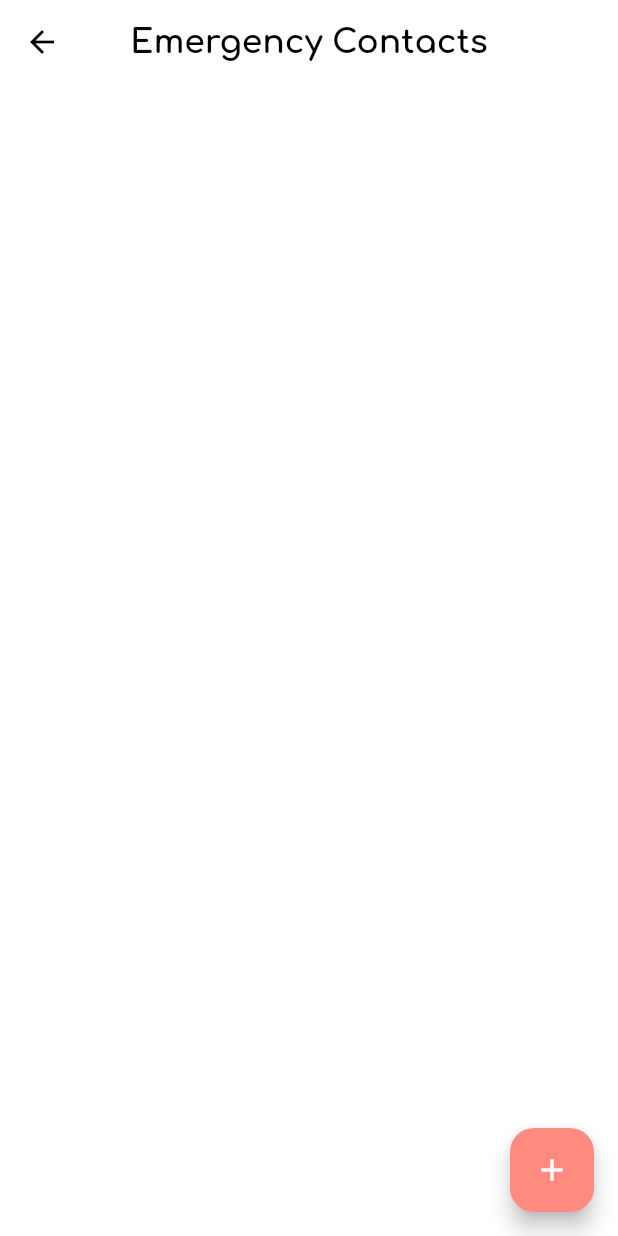
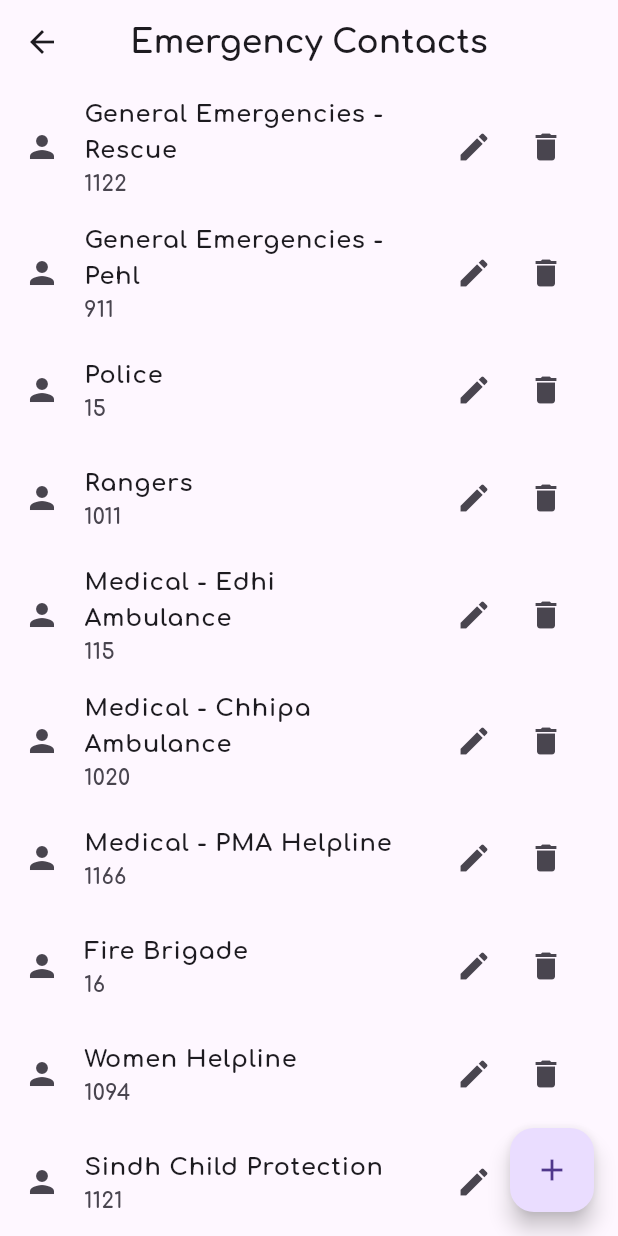
Before and after one commit to MuhammadAhmad338/WELLNOW, a Flutter app: the ProfilePage screen opened directly, after a tap on "Emergency Contacts", on a phone screen of 412 x 824 dp. Run offline on Flutter 3.47's test engine with Material 3 defaults, Android fonts, the phone set to English and light mode, and no system bars; our stand-ins replace awesome_notifications, cached_network_image, cloud_firestore, file_picker, firebase_core, firebase_storage and 7 more; missing offline and left inert: flutter_google_maps_webservices; accounts and stored records are empty; network calls fail.

Commit message:
latest commits

```diff
--- a/lib/LocalStorage/localStorage.dart
+++ b/lib/LocalStorage/localStorage.dart
@@ -36,6 +36,7 @@ Future<void> setEmail(String email) async {
   await prefs.setString("email", email);
 }
 
+
 Future<void> setUsername(String username) async {
   final prefs = await SharedPreferences.getInstance();
   await prefs.setString('username', username);
@@ -50,4 +51,7 @@ Future<List<String>> getSearchHistory() async {
   final prefs = await SharedPreferences.getInstance();
   return prefs.getStringList('messagesList') ?? [];
 }
+
+
+
 }
--- a/lib/Models/emergencyContacts.dart
+++ b/lib/Models/emergencyContacts.dart
@@ -1,21 +1,25 @@
 class EmergencyContacts {
   final String name;
   final String phone;
+  final String userid;
 
   EmergencyContacts({
     required this.name,
     required this.phone,
+    required this.userid,
   });
 
   factory EmergencyContacts.fromJson(Map<String, dynamic> json) {
     return EmergencyContacts(
       name: json['name'],
       phone: json['phone'],
+      userid: json['userid'],
     );
   }
 
   Map<String, dynamic> toJson() => {
         'name': name,
         'phone': phone,
+        'userid': userid,
       };
 }
--- a/lib/Pages/emergencyContactsList.dart
+++ b/lib/Pages/emergencyContactsList.dart
@@ -1,6 +1,10 @@
 // ignore_for_file: unused_field
 import 'package:flutter/material.dart';
+import 'package:provider/provider.dart';
+import 'package:url_launcher/url_launcher.dart';
+import '../LocalStorage/localStorage.dart';
 import '../Models/emergencyContacts.dart';
+import '../Provider/emergencyContactsProvider.dart';
 
 class EmergencyContactsList extends StatefulWidget {
   @override
@@ -11,7 +15,13 @@ class _EmergencyContactsListState extends State<EmergencyContactsList> {
   final _formKey = GlobalKey<FormState>();
   final _nameController = TextEditingController();
   final _phoneController = TextEditingController();
-  List<EmergencyContacts> _contacts = [];
+  LocalStorage _localStorage = LocalStorage();
+  String _userid = "";
+
+  void initState() {
+    super.initState();
+    getUserId();
+  }
 
   @override
   void dispose() {
@@ -20,27 +30,33 @@ class _EmergencyContactsListState extends State<EmergencyContactsList> {
     _phoneController.clear();
   }
 
-  void _addContact(String name, String phone) {
-    setState(() {
-      _contacts.add(EmergencyContacts(name: name, phone: phone));
-    });
+  // get the userid from shared preferences and store in the variable
+  void getUserId() async {
+    _userid = await _localStorage.getUid();
+    print(_userid);
+    EmergencyContactsProvider().loadContacts(_userid);
   }
 
   @override
   Widget build(BuildContext context) {
+    final emergencyContacts = Provider.of<EmergencyContactsProvider>(context);
+    print(emergencyContacts.emergencyContacts.length);
     return Scaffold(
       appBar: AppBar(
         centerTitle: true,
         title: Text('Emergency Contacts'),
       ),
       floatingActionButton: FloatingActionButton(
-        backgroundColor: Colors.redAccent.shade100,
         onPressed: () {
           // Show the bottom sheet when FloatingActionButton is pressed
           showModalBottomSheet(
+            isScrollControlled: true,
             context: context,
             builder: (BuildContext context) {
-              return Container(
+              return Padding(
+                padding: EdgeInsets.only(
+                    bottom: MediaQuery.of(context).viewInsets.bottom),
+                child: Container(
                   padding: EdgeInsets.all(16.0),
                   child: Column(
                     mainAxisSize: MainAxisSize.min,
@@ -59,14 +75,21 @@ class _EmergencyContactsListState extends State<EmergencyContactsList> {
                         onPressed: () {
                           final name = _nameController.text;
                           final phoneNumber = _phoneController.text;
+                          emergencyContacts.addContact(EmergencyContacts(
+                            name: name,
+                            phone: phoneNumber,
+                            userid: _userid,
+                          ));
+                          // Close the modal or clear the form
+                          _nameController.clear();
+                          _phoneController.clear();
 
-                        _addContact(name, phoneNumber);
-                        // Close the modal or clear the form
                           Navigator.pop(context);
                         },
                         child: Text('Save Contact'),
                       ),
                     ],
+                  ),
                 ),
               );
             },
@@ -75,35 +98,119 @@ class _EmergencyContactsListState extends State<EmergencyContactsList> {
         child: Icon(Icons.add),
       ),
       body: ListView.builder(
-        itemCount: _contacts.length,
+        itemCount: emergencyContacts.emergencyContacts.length,
         itemBuilder: (context, index) {
-          final contact = _contacts[index];
-          return ContactListItem(contact: contact);
+          final contact = emergencyContacts.emergencyContacts[index];
+
+          return ContactListItem(contact: contact, index: index);
         },
       ),
     );
   }
 }
 
-class ContactListItem extends StatelessWidget {
+class ContactListItem extends StatefulWidget {
+
   final EmergencyContacts contact;
+  final int index;
 
-  const ContactListItem({Key? key, required this.contact}) : super(key: key);
+  ContactListItem({Key? key,
+    required this.contact,
+    required this.index})
+      : super(key: key);
+
+  @override
+  State<ContactListItem> createState() => _ContactListItemState();
+}
+
+class _ContactListItemState extends State<ContactListItem> {
+  TextEditingController _usernameController = TextEditingController();
+  TextEditingController _phoneNumberController = TextEditingController();
+
+  void launchDialer(String phoneNumber) async {
+    print(phoneNumber);
+    final url = 'tel:$phoneNumber';
+    if (await canLaunch(url)) {
+      await launch(url);
+    } else {
+      throw 'Could not launch $url';
+    }
+  }
+
+  //assign the contact data to the text controllers
+  void initState() {
+    super.initState();
+    _usernameController.text = widget.contact.name;
+    _phoneNumberController.text = widget.contact.phone;
+  }
 
   @override
   Widget build(BuildContext context) {
+    final emergencyContacts = Provider.of<EmergencyContactsProvider>(context);
     return ListTile(
-      title: Text(contact.name),
-      subtitle: Text(contact.phone),
+      title: Text(widget.contact.name),
+      subtitle: Text(widget.contact.phone),
+      onTap: () => launchDialer(widget.contact.phone),
       trailing: Row(
         mainAxisSize: MainAxisSize.min,
         children: [
           IconButton(
-            onPressed: () {},
+            onPressed: () {
+              //Raise the bottom sheet and also pass  the contact data to
+              //the bottom sheet
+              showModalBottomSheet(
+                isScrollControlled: true,
+                context: context,
+                builder: (BuildContext context) {
+                  return Padding(
+                    padding: EdgeInsets.only(
+                        bottom: MediaQuery.of(context).viewInsets.bottom),
+                    child: Container(
+                      padding: EdgeInsets.all(16.0),
+                      child: Column(
+                        mainAxisSize: MainAxisSize.min,
+                        children: <Widget>[
+                          TextField(
+                            controller: _usernameController,
+                            decoration: InputDecoration(labelText: 'Enter Name'),
+                          ),
+                          TextField(
+                            controller: _phoneNumberController,
+                            decoration: InputDecoration(labelText: 'Enter Phone'),
+                          ),
+                          // Add more fields as needed
+                          SizedBox(height: 16.0),
+                          ElevatedButton(
+                            onPressed: () {
+                              final name = _usernameController.text;
+                              final phoneNumber = _phoneNumberController.text;
+                              emergencyContacts.editContact(
+                                  EmergencyContacts(
+                                    name: name,
+                                    phone: phoneNumber,
+                                    userid: widget.contact.userid,
+                                  ),
+                                  widget.index);
+                              // Close the modal or clear the form
+                              Navigator.pop(context);
+                            },
+                            child: Text('Save Contact'),
+                          ),
+                        ],
+                      ),
+                    ),
+                  );
+                },
+              );
+            },
             icon: Icon(Icons.edit),
           ),
           IconButton(
-            onPressed: () {},
+            onPressed: () {
+              final emergencyContacts = Provider.of<EmergencyContactsProvider>(
+                  context, listen: false);
+              emergencyContacts.removeContact(widget.contact);
+            },
             icon: Icon(Icons.delete),
           ),
         ],
--- a/lib/Pages/locationPage.dart
+++ b/lib/Pages/locationPage.dart
@@ -10,6 +10,7 @@ class LocationPage extends StatefulWidget {
 }
 
 class _LocationPageState extends State<LocationPage> {
+
   @override
   void initState() {
     super.initState();
--- a/lib/Pages/profilePage.dart
+++ b/lib/Pages/profilePage.dart
@@ -22,7 +22,7 @@ class _ProfilePageState extends State<ProfilePage> {
     await UserServices().signOut(context);
   }
 
-  LocalStorage locaStorage = LocalStorage();
+  LocalStorage _localStorage = LocalStorage();
   final WidthHeight _widthHeight = WidthHeight();
 
   @override
@@ -87,7 +87,7 @@ class _ProfilePageState extends State<ProfilePage> {
                         crossAxisAlignment: CrossAxisAlignment.start,
                         children: [
                           FutureBuilder<String>(
-                            future: locaStorage.getUsername(),
+                            future: _localStorage.getUsername(),
                             builder: (context, snapshot) {
                               if (snapshot.hasData) {
                                 return Text(
@@ -108,7 +108,7 @@ class _ProfilePageState extends State<ProfilePage> {
                             height: _widthHeight.screenHeight(context, 0.005),
                           ),
                           FutureBuilder<String>(
-                            future: locaStorage.getEmail(),
+                            future: _localStorage.getEmail(),
                             builder: (context, snapshot) {
                               if (snapshot.hasData) {
                                 return Text(
@@ -147,8 +147,6 @@ class _ProfilePageState extends State<ProfilePage> {
                           themeData.toggleTheme();
                           switchProvider.toggleSwitch(value);
                         },
-                        activeTrackColor: Colors.redAccent,
-                        activeColor: Colors.white,
                       ),
                     ],
                   ),
@@ -191,41 +189,70 @@ class _ProfilePageState extends State<ProfilePage> {
                         GoRouter.of(context).push('/emergencyContacts');
                       },
                       child: ProfileButton(text: "Emergency Contacts")),
-                  //   v Elevated Button
-                  SizedBox(
-                    height: _widthHeight.screenHeight(context, 0.1),
-                  ),
-
-                  ListTile(
-                    title: Text('Enable Water Reminder'),
-                    trailing: Switch(
+                  //
+                  SizedBox(height: _widthHeight.screenHeight(context, 0.015)),
+                  Row(
+                    mainAxisAlignment: MainAxisAlignment.spaceBetween,
+                    children: [
+                      Text("Enable Water Reminder",
+                          style: TextStyle(
+                              fontSize:
+                                  _widthHeight.screenHeight(context, 0.02))),
+                      Switch(
                         value: notificationServicesProvider.notificationState,
                         onChanged: (bool value) {
                           notificationServicesProvider
                               .changeNotificationState(value);
+
                           if (value) {
-                           notificationServicesProvider.scheduleWaterReminder();
+                            notificationServicesProvider
+                                .scheduleWaterReminder();
                           }
                         },
                       ),
+                    ],
                   ),
                   SizedBox(
-                    height: 12,
+                    height: _widthHeight.screenHeight(context, 0.004),
                   ),
-                  DropdownButton<int>(
+                  Padding(
+                    padding: EdgeInsets.symmetric(
+                        horizontal: _widthHeight.screenWidth(context, 0.006)),
+                    child: DropdownButton<int>(
+                      isExpanded: true,
                       value: notificationServicesProvider.selectedTime,
                       onChanged: (value) {
-                     notificationServicesProvider.updateSelectedTime(value!, context);
+                        notificationServicesProvider.updateSelectedTime(
+                            value!, context);
                       },
+                      style: TextStyle(
+                        fontSize: _widthHeight.screenHeight(context,
+                            0.02), // Ensure readability on smaller screens
+                        //color: Theme.of(context).textTheme, // Match theme for consistency
+                      ),
+                      underline: Container(
+                        height: 1,
+                        color: Theme.of(context)
+                            .dividerColor, // Use theme for a subtle divider
+                      ),
                       items: [
                         for (int i = 1; i <= 5; i++)
                           DropdownMenuItem<int>(
                             value: i,
-                          child: Text('$i hours'),
+                            child: Text(
+                              '$i hours',
+                              style: TextStyle(
+                                color: themeData.isDarkMode
+                                    ? Colors.white
+                                    : Colors.black,
+                                fontSize: _widthHeight.screenHeight(context,
+                                    0.02), // Maintain consistent font size
+                              ),
+                            ),
                           )
-                    ]
+                      ],
                     ),
-
+                  ),
                   SizedBox(
                     height: _widthHeight.screenHeight(context, 0.015),
                   ),
--- a/lib/Provider/emergencyContactsProvider.dart
+++ b/lib/Provider/emergencyContactsProvider.dart
@@ -3,43 +3,91 @@ import 'package:wellnow/Models/emergencyContacts.dart';
 import 'package:shared_preferences/shared_preferences.dart';
 
 class EmergencyContactsProvider with ChangeNotifier {
-  List<EmergencyContacts> _emergencyContacts = [];
+  List<EmergencyContacts> _emergencyContacts = [
+    EmergencyContacts(
+        name: 'General Emergencies - Rescue', phone: '1122', userid: '1'),
+    EmergencyContacts(
+        name: 'General Emergencies - Pehl', phone: '911', userid: '2'),
+    EmergencyContacts(
+        name: 'Police', phone: '15', userid: '3'),
+    EmergencyContacts(
+        name: 'Rangers', phone: '1011', userid: '4'),
+    EmergencyContacts(
+        name: 'Medical - Edhi Ambulance', phone: '115', userid: '5'),
+    EmergencyContacts(
+        name: 'Medical - Chhipa Ambulance', phone: '1020', userid: '6'),
+    EmergencyContacts(
+        name: 'Medical - PMA Helpline', phone: '1166', userid: '7'),
+    EmergencyContacts(
+        name: 'Fire Brigade', phone: '16', userid: '8'),
+    EmergencyContacts(
+        name: 'Women Helpline', phone: '1094', userid: '9'),
+    EmergencyContacts(
+        name: 'Sindh Child Protection', phone: '1121', userid: '10'),
+  ];
   List<EmergencyContacts> get emergencyContacts => _emergencyContacts;
 
-  EmergencyContactsProvider() {
-    loadContacts();
+  // Add the contacts to the list
+  void addContact(EmergencyContacts contact) {
+    print(contact.userid);
+    _emergencyContacts.add(contact);
+    notifyListeners();
+    saveContacts();
   }
 
-  void addContact(EmergencyContacts contact) {
-    _emergencyContacts.add(contact);
+  // Edit and Update a specific contact in the list
+  void editContact(EmergencyContacts contact, int index) {
+    print(contact.phone);
+    _emergencyContacts[index] = contact;
+    notifyListeners();
     saveContacts();
-    notifyListeners();
   }
 
-  void deleteContact(EmergencyContacts contact) {
+  // Remove the contacts from the list
+  void removeContact(EmergencyContacts contact) {
     _emergencyContacts.remove(contact);
+    notifyListeners();
     saveContacts();
-    notifyListeners();
   }
 
+  // Save the contacts to shared preferences based on the userid
   void saveContacts() async {
     final prefs = await SharedPreferences.getInstance();
     final contactsString = _emergencyContacts.map((contact) {
-      return '${contact.name},${contact.phone}';
+      return '${contact.name},${contact.phone},${contact.userid}';
     }).join(';');
-    await prefs.setString('contacts', contactsString);
+
+    prefs.setString('contacts', contactsString);
   }
 
-  void loadContacts() async {
+  // Load the contacts from shared preferences based on the userid
+  void loadContacts(String userId) async {
     final prefs = await SharedPreferences.getInstance();
     final contactsString = prefs.getString('contacts') ?? '';
-    _emergencyContacts = contactsString.split(';').where((contactString) {
-      return contactString.isNotEmpty;
-    }).map((contactString) {
-      final parts = contactString.split(',');
-      return EmergencyContacts(name: parts[0], phone: parts[1]);
+    final contacts = contactsString.split(';');
+
+    // Filter contacts based on userid
+    final filteredContacts = contacts.where((contact) {
+      final trimmedContact = contact.trim(); // Trim whitespace and semicolon
+      final split = trimmedContact.split(',');
+      if (split.length == 3 && split[2] == userId) {
+        return true;
+      } else {
+        print('Invalid contact format: $contact');
+        return false;
+      }
     }).toList();
+
+    // Convert to List for easier printing
+    _emergencyContacts = filteredContacts.map((contact) {
+      final split = contact.split(',');
+      return EmergencyContacts(
+        name: split[0],
+        phone: split[1],
+        userid: split[2],
+      );
+    }).toList();
+
     notifyListeners();
   }
-
 }
--- a/lib/Services/notificationServices.dart
+++ b/lib/Services/notificationServices.dart
@@ -1,12 +1,26 @@
 import 'dart:math';
 import 'package:flutter/material.dart';
 import 'package:awesome_notifications/awesome_notifications.dart';
+import 'package:shared_preferences/shared_preferences.dart';
 
 class NotificationServicesProvider with ChangeNotifier {
   bool _notificationState = false;
   int _selectedTime = 1;
   bool get notificationState => _notificationState;
   int get selectedTime => _selectedTime;
+
+  //Constructor
+  NotificationServicesProvider() {
+    loadNotificationState();
+  }
+
+  //Load the notification state
+  void loadNotificationState() async {
+    SharedPreferences prefs = await SharedPreferences.getInstance();
+    _notificationState = prefs.getBool('switchValue') ?? false;
+    notifyListeners();
+  }
+
 
   // Here we are initializing the notificaitions
   void initializeNotifications() {
@@ -40,7 +54,6 @@ class NotificationServicesProvider with ChangeNotifier {
           body: 'Stay hydrated, take a sip now!',
         ),
       );
-      // print(_selectedTime);
       // Schedule the notification to show at regular intervals
       AwesomeNotifications().createNotification(
         content: NotificationContent(
@@ -71,8 +84,10 @@ class NotificationServicesProvider with ChangeNotifier {
   }
   }
 
-  void changeNotificationState(bool newState) {
-    _notificationState = newState;
+  void changeNotificationState(bool value) async {
+    _notificationState = value;
+    SharedPreferences prefs = await SharedPreferences.getInstance();
+    prefs.setBool('switchValue', value);
     notifyListeners();
 
     if (!_notificationState) {
```
Also changed, not shown: lib/Pages/medicalRecordScreen.dart (+8 -5 lines), lib/main.dart (+7 -4 lines), 1 other file. Lines whose indentation alone changed are shown as unchanged.
